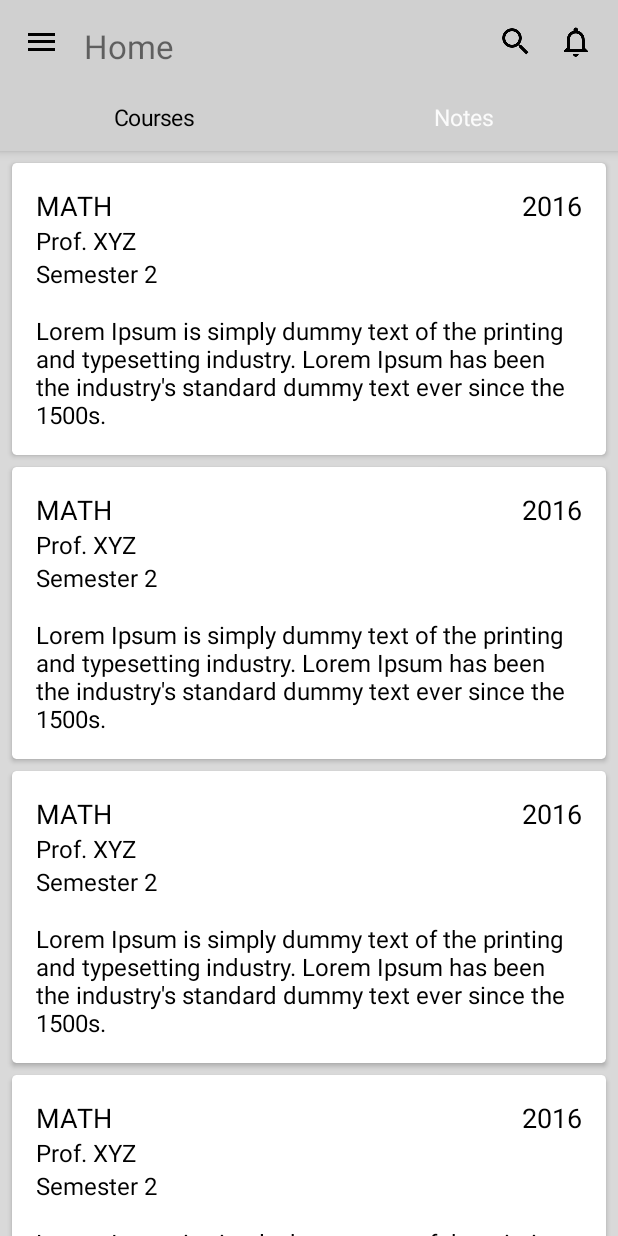
After one commit to RK02/CampusConnect_2016, an Android app: the FragmentSearchCourse screen opened directly, with no data from a screen before it, on a phone screen of 412 x 824 dp. The commit adds this screen. Run offline under Robolectric (Android 15) with nearby library versions, the phone set to English and light mode, and no system bars; our stand-ins replace ButterKnife.

Commit message:
Search Page added. Binding of views and ids (for Course Page)

```diff
--- a/app/src/main/AndroidManifest.xml
+++ b/app/src/main/AndroidManifest.xml
@@ -42,6 +42,11 @@
             android:label="@string/app_name"
             android:screenOrientation="portrait" />
 
+        <activity
+            android:name="com.campusconnect.cc_reboot.SearchActivity"
+            android:label="@string/app_name"
+            android:screenOrientation="portrait" />
+
     </application>
 
 </manifest>
--- a/app/src/main/java/com/campusconnect/cc_reboot/CoursePageActivity.java
+++ b/app/src/main/java/com/campusconnect/cc_reboot/CoursePageActivity.java
@@ -1,16 +1,42 @@
 package com.campusconnect.cc_reboot;
 
+import android.content.Intent;
 import android.os.Bundle;
 import android.support.v4.view.ViewPager;
 import android.support.v7.app.AppCompatActivity;
+import android.support.v7.widget.CardView;
+import android.view.View;
+import android.widget.ImageButton;
+import android.widget.TextView;
 
 import com.campusconnect.cc_reboot.slidingtab.SlidingTabLayout_home;
 import com.campusconnect.cc_reboot.viewpager.ViewPagerAdapter_course;
+
+import butterknife.Bind;
+import butterknife.ButterKnife;
 
 /**
  * Created by RK on 04/06/2016.
  */
 public class CoursePageActivity extends AppCompatActivity {
+
+    @Bind(R.id.ib_sort)
+    ImageButton sort_button;
+    @Bind(R.id.ib_search)
+    ImageButton search_button;
+    @Bind(R.id.ib_notification)
+    ImageButton notification_button;
+
+    @Bind(R.id.tv_course_title)
+    TextView course_title;
+    @Bind(R.id.tv_course_details)
+    TextView course_details;
+    @Bind(R.id.tv_timetable)
+    TextView course_timetable;
+    @Bind(R.id.tv_prof_name)
+    TextView course_prof;
+    @Bind(R.id.tv_view_students)
+    TextView course_view_students;
 
     ViewPagerAdapter_course course_adapter;
     ViewPager course_pager;
@@ -24,6 +50,7 @@ public class CoursePageActivity extends AppCompatActivity {
     protected void onCreate(Bundle savedInstanceState) {
         super.onCreate(savedInstanceState);
         setContentView(R.layout.activity_course);
+        ButterKnife.bind(this);
 
         defaultTabPosition = getIntent().getIntExtra("TAB",0);
 
@@ -35,5 +62,13 @@ public class CoursePageActivity extends AppCompatActivity {
         course_tabs.setDistributeEvenly(true);
         course_tabs.setViewPager(course_pager);
 
+        search_button.setOnClickListener(new View.OnClickListener() {
+            @Override
+            public void onClick(View v) {
+                Intent intent_temp = new Intent(v.getContext(), SearchActivity.class);
+                startActivity(intent_temp);
+            }
+        });
+
     }
 }
--- /dev/null
+++ b/app/src/main/java/com/campusconnect/cc_reboot/SearchActivity.java
@@ -0,0 +1,36 @@
+package com.campusconnect.cc_reboot;
+
+import android.os.Bundle;
+import android.support.v4.view.ViewPager;
+import android.support.v7.app.AppCompatActivity;
+
+import com.campusconnect.cc_reboot.slidingtab.SlidingTabLayout_home;
+import com.campusconnect.cc_reboot.viewpager.ViewPagerAdapter_home;
+import com.campusconnect.cc_reboot.viewpager.ViewPagerAdapter_search;
+
+/**
+ * Created by RK on 04/06/2016.
+ */
+public class SearchActivity extends AppCompatActivity {
+
+    ViewPagerAdapter_search search_adapter;
+    ViewPager search_pager;
+    public static SlidingTabLayout_home search_tabs;
+    CharSequence Titles[] = {"Courses", "Notes"};
+    int Numboftabs = 2;
+
+    @Override
+    protected void onCreate(Bundle savedInstanceState) {
+        super.onCreate(savedInstanceState);
+        setContentView(R.layout.activity_search);
+
+        search_pager = (ViewPager) findViewById(R.id.pager_home);
+        search_tabs = (SlidingTabLayout_home) findViewById(R.id.tabs_home);
+        search_adapter = new ViewPagerAdapter_search(getSupportFragmentManager(), Titles, Numboftabs, this);
+        search_pager.setAdapter(search_adapter);
+        search_pager.setCurrentItem(0);
+        search_tabs.setDistributeEvenly(true);
+        search_tabs.setViewPager(search_pager);
+
+    }
+}
--- a/app/src/main/java/com/campusconnect/cc_reboot/adapter/AssignmentsListAdapter.java
+++ b/app/src/main/java/com/campusconnect/cc_reboot/adapter/AssignmentsListAdapter.java
@@ -7,10 +7,14 @@ import android.support.v7.widget.RecyclerView;
 import android.view.LayoutInflater;
 import android.view.View;
 import android.view.ViewGroup;
+import android.widget.TextView;
 
 import com.campusconnect.cc_reboot.AssignmentPageActivity;
 import com.campusconnect.cc_reboot.CoursePageActivity;
 import com.campusconnect.cc_reboot.R;
+
+import butterknife.Bind;
+import butterknife.ButterKnife;
 
 /**
  * Created by RK on 05/06/2016.
@@ -44,12 +48,26 @@ public class AssignmentsListAdapter extends
 
     public class AssignmentsListViewHolder extends RecyclerView.ViewHolder {
 
+        @Bind(R.id.assignment_card)
         CardView assignment_card;
+
+        @Bind(R.id.tv_assignment_name)
+        TextView assignment_name;
+        @Bind(R.id.tv_uploader)
+        TextView assignment_uploader;
+        @Bind(R.id.tv_date_posted)
+        TextView assignment_posted_on;
+        @Bind(R.id.tv_description)
+        TextView assignment_description;
+        @Bind(R.id.tv_views_count)
+        TextView assignment_views;
+        @Bind(R.id.tv_due_date)
+        TextView assignment_due_date; //Format in which it is to be set: "Due by 25 Sept, 2016"
 
         public AssignmentsListViewHolder(View v) {
             super(v);
+            ButterKnife.bind(this,v);
 
-            assignment_card = (CardView) v.findViewById(R.id.assignment_card);
 
             assignment_card.setOnClickListener(new View.OnClickListener() {
                 @Override
--- a/app/src/main/java/com/campusconnect/cc_reboot/adapter/ExamsListAdapter.java
+++ b/app/src/main/java/com/campusconnect/cc_reboot/adapter/ExamsListAdapter.java
@@ -7,10 +7,14 @@ import android.support.v7.widget.RecyclerView;
 import android.view.LayoutInflater;
 import android.view.View;
 import android.view.ViewGroup;
+import android.widget.TextView;
 
 import com.campusconnect.cc_reboot.CoursePageActivity;
 import com.campusconnect.cc_reboot.ExamPageActivity;
 import com.campusconnect.cc_reboot.R;
+
+import butterknife.Bind;
+import butterknife.ButterKnife;
 
 /**
  * Created by RK on 05/06/2016.
@@ -44,12 +48,25 @@ public class ExamsListAdapter extends
 
     public class ExamsListViewHolder extends RecyclerView.ViewHolder {
 
+        @Bind(R.id.exam_card)
         CardView exam_card;
+
+        @Bind(R.id.tv_exam_name)
+        TextView exam_name;
+        @Bind(R.id.tv_uploader)
+        TextView exam_uploader;
+        @Bind(R.id.tv_date_posted)
+        TextView exam_posted_on;
+        @Bind(R.id.tv_description)
+        TextView exam_description;
+        @Bind(R.id.tv_views_count)
+        TextView exam_views;
+        @Bind(R.id.tv_exam_date)
+        TextView exam_date; //Format in which it is to be set: "Date : 14 Sept, 2016"
 
         public ExamsListViewHolder(View v) {
             super(v);
-
-            exam_card = (CardView) v.findViewById(R.id.exam_card);
+            ButterKnife.bind(this,v);
 
             exam_card.setOnClickListener(new View.OnClickListener() {
                 @Override
--- a/app/src/main/java/com/campusconnect/cc_reboot/adapter/NotesListAdapter.java
+++ b/app/src/main/java/com/campusconnect/cc_reboot/adapter/NotesListAdapter.java
@@ -12,6 +12,9 @@ import android.widget.TextView;
 import com.campusconnect.cc_reboot.CoursePageActivity;
 import com.campusconnect.cc_reboot.NotePageActivity;
 import com.campusconnect.cc_reboot.R;
+
+import butterknife.Bind;
+import butterknife.ButterKnife;
 
 /**
  * Created by RK on 05/06/2016.
@@ -45,12 +48,27 @@ public class NotesListAdapter extends
 
     public class NotesListViewHolder extends RecyclerView.ViewHolder {
 
+        @Bind(R.id.notes_card)
         CardView notes_card;
+
+        @Bind(R.id.tv_note_name)
+        TextView note_name;
+        @Bind(R.id.tv_uploader)
+        TextView note_uploader;
+        @Bind(R.id.tv_date_posted)
+        TextView note_posted_on;
+        @Bind(R.id.tv_description)
+        TextView note_description;
+        @Bind(R.id.tv_views_count)
+        TextView note_views;
+        @Bind(R.id.tv_rating)
+        TextView note_rating;
+        @Bind(R.id.tv_pages_count)
+        TextView note_pages_count;
 
         public NotesListViewHolder(View v) {
             super(v);
-
-            notes_card = (CardView) v.findViewById(R.id.notes_card);
+            ButterKnife.bind(this,v);
 
             notes_card.setOnClickListener(new View.OnClickListener() {
                 @Override
--- /dev/null
+++ b/app/src/main/java/com/campusconnect/cc_reboot/adapter/SearchCourseListAdapter.java
@@ -0,0 +1,68 @@
+package com.campusconnect.cc_reboot.adapter;
+
+import android.content.Context;
+import android.content.Intent;
+import android.support.v7.widget.CardView;
+import android.support.v7.widget.RecyclerView;
+import android.view.LayoutInflater;
+import android.view.View;
+import android.view.ViewGroup;
+import android.widget.RelativeLayout;
+import android.widget.TextView;
+
+import com.campusconnect.cc_reboot.CoursePageActivity;
+import com.campusconnect.cc_reboot.R;
+
+import butterknife.Bind;
+import butterknife.ButterKnife;
+
+/**
+ * Created by RK on 05/06/2016.
+ */
+public class SearchCourseListAdapter extends
+        RecyclerView.Adapter<SearchCourseListAdapter.SearchCourseListViewHolder> {
+
+    Context context;
+
+    public SearchCourseListAdapter(Context context) {
+        this.context = context;
+
+    }
+
+    @Override
+    public int getItemCount() {
+        return 8;
+    }
+
+    @Override
+    public void onBindViewHolder(SearchCourseListViewHolder SearchCourseListViewHolder, int i) {
+    }
+
+    @Override
+    public SearchCourseListViewHolder onCreateViewHolder(ViewGroup viewGroup, int i) {
+        View itemView = LayoutInflater.from(viewGroup.getContext()).inflate(
+                R.layout.card_layout_search_course, viewGroup, false);
+
+        return new SearchCourseListViewHolder(itemView);
+    }
+
+    public class SearchCourseListViewHolder extends RecyclerView.ViewHolder {
+
+        @Bind(R.id.search_course_card)
+        CardView search_course_card;
+
+        public SearchCourseListViewHolder(View v) {
+            super(v);
+            ButterKnife.bind(this, v);
+
+            search_course_card.setOnClickListener(new View.OnClickListener() {
+                @Override
+                public void onClick(View v) {
+                    //Intent intent_temp = new Intent(v.getContext(), CoursePageActivity.class);
+                    //context.startActivity(intent_temp);
+                }
+            });
+
+        }
+    }
+}
--- /dev/null
+++ b/app/src/main/java/com/campusconnect/cc_reboot/fragment/SearchPage/FragmentSearchCourse.java
@@ -0,0 +1,41 @@
+package com.campusconnect.cc_reboot.fragment.SearchPage;
+
+import android.os.Bundle;
+import android.support.annotation.Nullable;
+import android.support.v4.app.Fragment;
+import android.support.v7.widget.DefaultItemAnimator;
+import android.support.v7.widget.LinearLayoutManager;
+import android.support.v7.widget.RecyclerView;
+import android.view.LayoutInflater;
+import android.view.View;
+import android.view.ViewGroup;
+
+import com.campusconnect.cc_reboot.R;
+import com.campusconnect.cc_reboot.adapter.CourseListAdapter;
+import com.campusconnect.cc_reboot.adapter.SearchCourseListAdapter;
+
+/**
+ * Created by RK on 05/06/2016.
+ */
+public class FragmentSearchCourse extends Fragment {
+
+    RecyclerView course_list;
+    SearchCourseListAdapter mCourseAdapter;
+    LinearLayoutManager mLayoutManager;
+
+    @Override
+    public View onCreateView(LayoutInflater inflater, @Nullable ViewGroup container, @Nullable Bundle savedInstanceState) {
+        View v = inflater.inflate(R.layout.fragment_courses, container, false);
+
+        course_list = (RecyclerView) v.findViewById (R.id.rv_courses);
+
+        //Setting the recyclerView
+        mLayoutManager = new LinearLayoutManager(v.getContext());
+        mCourseAdapter = new SearchCourseListAdapter(v.getContext());
+        course_list.setLayoutManager(mLayoutManager);
+        course_list.setItemAnimator(new DefaultItemAnimator());
+        course_list.setAdapter(mCourseAdapter);
+
+        return v;
+    }
+}
--- /dev/null
+++ b/app/src/main/java/com/campusconnect/cc_reboot/fragment/SearchPage/FragmentSearchNotes.java
@@ -0,0 +1,40 @@
+package com.campusconnect.cc_reboot.fragment.SearchPage;
+
+import android.os.Bundle;
+import android.support.annotation.Nullable;
+import android.support.v4.app.Fragment;
+import android.support.v7.widget.DefaultItemAnimator;
+import android.support.v7.widget.LinearLayoutManager;
+import android.support.v7.widget.RecyclerView;
+import android.view.LayoutInflater;
+import android.view.View;
+import android.view.ViewGroup;
+
+import com.campusconnect.cc_reboot.R;
+import com.campusconnect.cc_reboot.adapter.SearchCourseListAdapter;
+
+/**
+ * Created by RK on 05/06/2016.
+ */
+public class FragmentSearchNotes extends Fragment {
+
+    RecyclerView course_list;
+    SearchCourseListAdapter mCourseAdapter;
+    LinearLayoutManager mLayoutManager;
+
+    @Override
+    public View onCreateView(LayoutInflater inflater, @Nullable ViewGroup container, @Nullable Bundle savedInstanceState) {
+        View v = inflater.inflate(R.layout.fragment_courses, container, false);
+
+        course_list = (RecyclerView) v.findViewById (R.id.rv_courses);
+
+        //Setting the recyclerView
+        mLayoutManager = new LinearLayoutManager(v.getContext());
+        mCourseAdapter = new SearchCourseListAdapter(v.getContext());
+        course_list.setLayoutManager(mLayoutManager);
+        course_list.setItemAnimator(new DefaultItemAnimator());
+        course_list.setAdapter(mCourseAdapter);
+
+        return v;
+    }
+}
--- /dev/null
+++ b/app/src/main/java/com/campusconnect/cc_reboot/viewpager/ViewPagerAdapter_search.java
@@ -0,0 +1,59 @@
+package com.campusconnect.cc_reboot.viewpager;
+
+import android.content.Context;
+import android.support.v4.app.Fragment;
+import android.support.v4.app.FragmentManager;
+import android.support.v4.app.FragmentPagerAdapter;
+
+import com.campusconnect.cc_reboot.fragment.SearchPage.FragmentSearchCourse;
+import com.campusconnect.cc_reboot.fragment.SearchPage.FragmentSearchNotes;
+
+/**
+ * Created by hp1 on 21-01-2015.
+ */
+public class ViewPagerAdapter_search extends FragmentPagerAdapter {
+
+    CharSequence Titles[]; // This will Store the Titles of the Tabs which are Going to be passed when ViewPagerAdapter_home is created
+    int NumbOfTabs; // Store the number of tabs, this will also be passed when the ViewPagerAdapter_home is created
+
+    private Context mContext;
+    // Build a Constructor and assign the passed Values to appropriate values in the class
+    public ViewPagerAdapter_search(FragmentManager fm, CharSequence mTitles[], int mNumbOfTabsumb, Context context) {
+        super(fm);
+        this.Titles = mTitles;
+        this.NumbOfTabs = mNumbOfTabsumb;
+        this.mContext = context;
+    }
+
+    //This method return the fragment for the every position in the View Pager
+    @Override
+    public Fragment getItem(int position) {
+
+        if(position == 0)
+        {
+           FragmentSearchCourse frag_search_courses = new FragmentSearchCourse();
+           return frag_search_courses;
+        }
+        else
+        {
+            FragmentSearchNotes frag_search_notes = new FragmentSearchNotes();
+            return frag_search_notes;
+        }
+
+    }
+
+
+
+    @Override
+    public CharSequence getPageTitle(int position) {
+        return Titles[position];
+    }
+
+
+    // This method return the Number of tabs for the tabs Strip
+
+    @Override
+    public int getCount() {
+        return NumbOfTabs;
+    }
+}
--- a/app/src/main/res/layout/activity_course.xml
+++ b/app/src/main/res/layout/activity_course.xml
@@ -111,7 +111,7 @@
                                 android:orientation="vertical">
 
                                 <TextView
-                                    android:id="@+id/tv_professor_name"
+                                    android:id="@+id/tv_prof_name"
                                     android:layout_width="wrap_content"
                                     android:layout_height="wrap_content"
                                     android:layout_below="@+id/tv_course_title"
--- /dev/null
+++ b/app/src/main/res/layout/activity_search.xml
@@ -0,0 +1,47 @@
+<?xml version="1.0" encoding="utf-8"?>
+<LinearLayout xmlns:android="http://schemas.android.com/apk/res/android"
+    android:layout_width="match_parent"
+    android:layout_height="match_parent"
+    xmlns:app="http://schemas.android.com/apk/res-auto"
+    android:orientation="vertical">
+
+    <android.support.design.widget.CoordinatorLayout
+        android:id="@+id/coordinatorLayout"
+        android:layout_width="match_parent"
+        android:layout_height="match_parent">
+
+        <!-- AppBar Layout   -->
+        <android.support.design.widget.AppBarLayout
+            android:id="@+id/appBarLayout"
+            android:layout_width="fill_parent"
+            android:layout_height="wrap_content">
+
+            <!-- ViewPagerAdapter_home Toolbar   -->
+            <include
+                android:id="@+id/include_acb_home"
+                layout="@layout/actionbar_home"
+                android:layout_width="match_parent"
+                android:layout_height="?attr/actionBarSize"
+                app:layout_scrollFlags="scroll"></include>
+
+            <com.campusconnect.cc_reboot.slidingtab.SlidingTabLayout_home
+                android:id="@+id/tabs_home"
+                android:layout_width="match_parent"
+                android:layout_height="wrap_content"
+                android:elevation="4dp"
+                android:background="@color/ColorPrimaryDark" />
+
+        </android.support.design.widget.AppBarLayout>
+
+        <android.support.v4.view.ViewPager
+            android:id="@+id/pager_home"
+            android:layout_width="match_parent"
+            android:layout_height="match_parent"
+            android:layout_weight="1"
+            android:background="#ffffff"
+            app:layout_behavior="@string/appbar_scrolling_view_behavior"/>
+
+    </android.support.design.widget.CoordinatorLayout>
+
+
+</LinearLayout>
--- a/app/src/main/res/layout/card_layout_assignment.xml
+++ b/app/src/main/res/layout/card_layout_assignment.xml
@@ -36,6 +36,7 @@
                 android:paddingRight="64dp">
 
                 <TextView
+                    android:id="@+id/tv_assignment_name"
                     android:layout_width="wrap_content"
                     android:layout_height="wrap_content"
                     android:text="ASSIGNMENT 1"
--- a/app/src/main/res/layout/card_layout_exam.xml
+++ b/app/src/main/res/layout/card_layout_exam.xml
@@ -36,6 +36,7 @@
                 android:paddingRight="64dp">
 
                 <TextView
+                    android:id="@+id/tv_exam_name"
                     android:layout_width="wrap_content"
                     android:layout_height="wrap_content"
                     android:text="ALGEBRA TEST"
--- a/app/src/main/res/layout/card_layout_notes.xml
+++ b/app/src/main/res/layout/card_layout_notes.xml
@@ -36,6 +36,7 @@
                 android:paddingRight="64dp">
 
                 <TextView
+                    android:id="@+id/tv_note_name"
                     android:layout_width="wrap_content"
                     android:layout_height="wrap_content"
                     android:text="LOGARITHMS"
@@ -187,7 +188,7 @@
                     android:background="@android:color/transparent"
                     android:src="@mipmap/ic_pages_18"/>
                 <TextView
-                    android:id="@+id/tv_pages"
+                    android:id="@+id/tv_pages_count"
                     android:layout_width="wrap_content"
                     android:layout_height="wrap_content"
                     android:paddingLeft="8dp"
--- /dev/null
+++ b/app/src/main/res/layout/card_layout_search_course.xml
@@ -0,0 +1,97 @@
+<?xml version="1.0" encoding="utf-8"?>
+<android.support.v7.widget.CardView xmlns:android="http://schemas.android.com/apk/res/android"
+    xmlns:card_view="http://schemas.android.com/apk/res-auto"
+    android:id="@+id/search_course_card"
+    android:layout_width="match_parent"
+    android:layout_height="wrap_content"
+    android:layout_marginLeft="8dp"
+    android:layout_marginRight="8dp"
+    android:layout_marginTop="8dp"
+    android:background="#ffffff"
+    android:clickable="true"
+    android:foreground="?android:attr/selectableItemBackground"
+    android:orientation="vertical"
+    card_view:cardCornerRadius="3dp">
+
+    <RelativeLayout
+        android:layout_width="wrap_content"
+        android:layout_height="wrap_content"
+        android:paddingTop="16dp"
+        android:paddingBottom="16dp">
+
+        <!--Course card top container-->
+        <RelativeLayout
+            android:id="@+id/top_part_card"
+            android:layout_width="wrap_content"
+            android:layout_height="wrap_content"
+            android:paddingLeft="16dp"
+            android:paddingRight="16dp">
+
+            <TextView
+                android:id="@+id/tv_course_title"
+                android:layout_width="wrap_content"
+                android:layout_height="wrap_content"
+                android:layout_alignParentLeft="true"
+                android:layout_toLeftOf="@+id/tv_date_course_created"
+                android:paddingRight="64dp"
+                android:text="MATH"
+                android:textColor="#000000"
+                android:textSize="18sp" />
+
+            <TextView
+                android:id="@+id/tv_date_course_created"
+                android:layout_width="wrap_content"
+                android:layout_height="wrap_content"
+                android:layout_alignParentRight="true"
+                android:text="2016"
+                android:textColor="#000000"
+                android:textSize="18sp" />
+        </RelativeLayout>
+
+        <!--Course info container-->
+        <LinearLayout
+            android:id="@+id/container_course_info"
+            android:layout_width="wrap_content"
+            android:layout_height="wrap_content"
+            android:layout_below="@+id/top_part_card"
+            android:orientation="vertical"
+            android:paddingLeft="16dp"
+            android:paddingRight="16dp">
+
+            <TextView
+                android:id="@+id/tv_prof_name"
+                android:layout_width="wrap_content"
+                android:layout_height="wrap_content"
+                android:layout_alignParentLeft="true"
+                android:layout_toLeftOf="@+id/tv_date_course_created"
+                android:paddingRight="64dp"
+                android:text="Prof. XYZ"
+                android:textColor="#000000"
+                android:textSize="16sp" />
+
+            <TextView
+                android:id="@+id/tv_sem"
+                android:layout_width="wrap_content"
+                android:layout_height="wrap_content"
+                android:layout_alignParentRight="true"
+                android:text="Semester 2"
+                android:textColor="#000000"
+                android:textSize="16sp" />
+
+        </LinearLayout>
+
+        <TextView
+            android:id="@+id/tv_description"
+            android:layout_width="wrap_content"
+            android:layout_height="wrap_content"
+            android:layout_below="@+id/container_course_info"
+            android:text="Lorem Ipsum is simply dummy text of the printing and typesetting industry. Lorem Ipsum has been the industry's standard dummy text ever since the 1500s."
+            android:textColor="#000000"
+            android:paddingTop="16dp"
+            android:paddingLeft="16dp"
+            android:paddingRight="16dp"
+            android:textSize="16sp" />
+
+    </RelativeLayout>
+
+</android.support.v7.widget.CardView>
```
Also changed, not shown: 1 other file.
